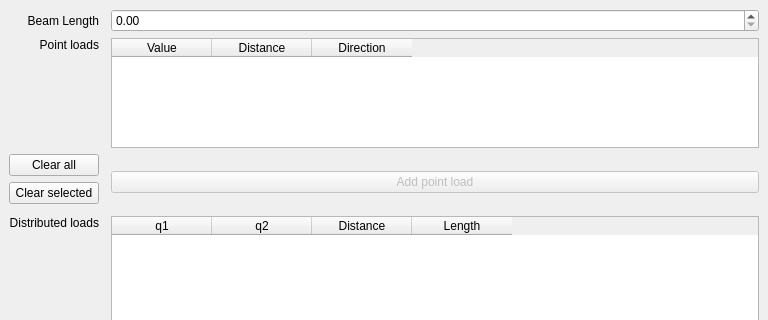
Old version of the form mainwindow.ui in the repository emanuelemaz/easydiagui; both pictures show x 0 to 768 and y 0 to 320 of the 768 by 786 pixel window.
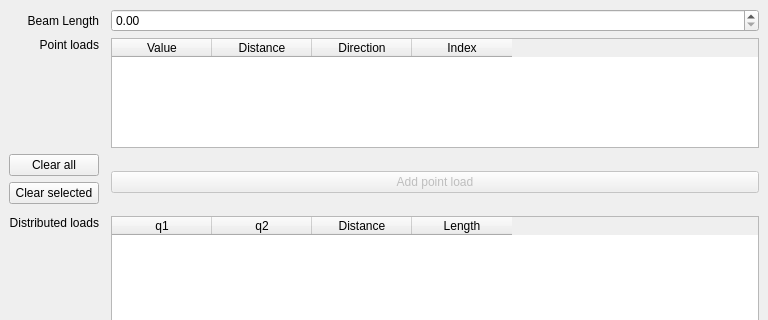
New version of the form.

Diff of the .ui file:
```diff
--- a/mainwindow.ui
+++ b/mainwindow.ui
@@ -86,6 +86,11 @@
         <string>Direction</string>
        </property>
       </column>
+      <column>
+       <property name="text">
+        <string>Index</string>
+       </property>
+      </column>
      </widget>
     </item>
     <item row="3" column="0">
```
